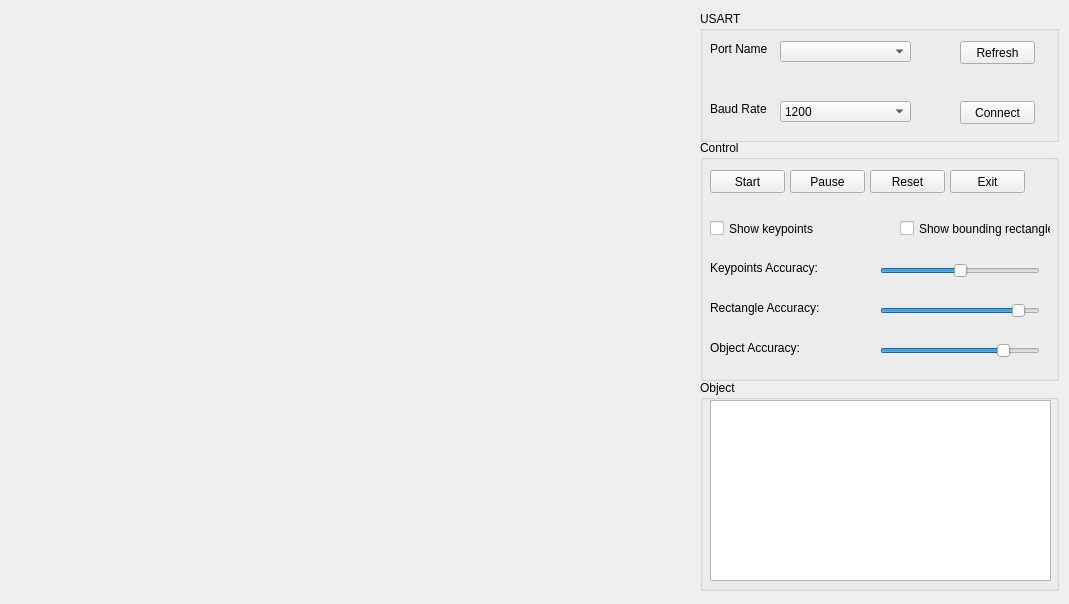
First picture: the form in GUI.ui, repository nnpdat/Object-Tracking-with-Optical-Flow-and-SURF, before the edit.
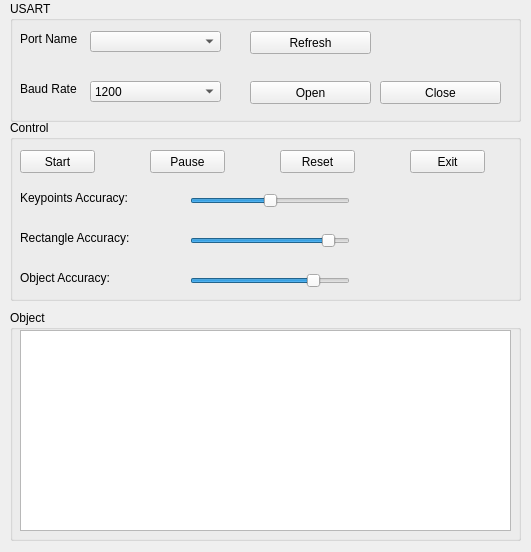
Second picture: the form after the edit.

Commit message: Update in dev branch

Patch:
```diff
--- a/GUI.ui
+++ b/GUI.ui
@@ -6,33 +6,20 @@
    <rect>
     <x>0</x>
     <y>0</y>
-    <width>1069</width>
-    <height>604</height>
+    <width>531</width>
+    <height>552</height>
    </rect>
   </property>
   <property name="windowTitle">
    <string>Form</string>
   </property>
-  <widget class="QLabel" name="label">
-   <property name="geometry">
-    <rect>
-     <x>30</x>
-     <y>10</y>
-     <width>651</width>
-     <height>581</height>
-    </rect>
-   </property>
-   <property name="text">
-    <string/>
-   </property>
-  </widget>
   <widget class="QGroupBox" name="groupBox">
    <property name="geometry">
     <rect>
-     <x>700</x>
-     <y>380</y>
-     <width>359</width>
-     <height>211</height>
+     <x>10</x>
+     <y>310</y>
+     <width>511</width>
+     <height>231</height>
     </rect>
    </property>
    <property name="title">
@@ -69,8 +56,8 @@
      <rect>
       <x>10</x>
       <y>20</y>
-      <width>341</width>
-      <height>181</height>
+      <width>491</width>
+      <height>201</height>
      </rect>
     </property>
    </widget>
@@ -78,10 +65,10 @@
   <widget class="QGroupBox" name="groupBox_2">
    <property name="geometry">
     <rect>
-     <x>700</x>
-     <y>140</y>
-     <width>359</width>
-     <height>241</height>
+     <x>10</x>
+     <y>120</y>
+     <width>511</width>
+     <height>181</height>
     </rect>
    </property>
    <property name="title">
@@ -103,7 +90,7 @@
    <widget class="QPushButton" name="Pause">
     <property name="geometry">
      <rect>
-      <x>90</x>
+      <x>140</x>
       <y>30</y>
       <width>75</width>
       <height>23</height>
@@ -116,7 +103,7 @@
    <widget class="QPushButton" name="Reset">
     <property name="geometry">
      <rect>
-      <x>170</x>
+      <x>270</x>
       <y>30</y>
       <width>75</width>
       <height>23</height>
@@ -129,7 +116,7 @@
    <widget class="QPushButton" name="Exit">
     <property name="geometry">
      <rect>
-      <x>250</x>
+      <x>400</x>
       <y>30</y>
       <width>75</width>
       <height>23</height>
@@ -139,37 +126,11 @@
      <string>Exit</string>
     </property>
    </widget>
-   <widget class="QCheckBox" name="show_keypoints">
-    <property name="geometry">
-     <rect>
-      <x>10</x>
-      <y>80</y>
-      <width>151</width>
-      <height>17</height>
-     </rect>
-    </property>
-    <property name="text">
-     <string>Show keypoints</string>
-    </property>
-   </widget>
-   <widget class="QCheckBox" name="show_bounding_rectangle">
-    <property name="geometry">
-     <rect>
-      <x>200</x>
-      <y>80</y>
-      <width>151</width>
-      <height>17</height>
-     </rect>
-    </property>
-    <property name="text">
-     <string>Show bounding rectangle</string>
-    </property>
-   </widget>
    <widget class="QSlider" name="keypoints_accuracy_slider">
     <property name="geometry">
      <rect>
       <x>180</x>
-      <y>120</y>
+      <y>70</y>
       <width>160</width>
       <height>22</height>
      </rect>
@@ -191,7 +152,7 @@
     <property name="geometry">
      <rect>
       <x>180</x>
-      <y>160</y>
+      <y>110</y>
       <width>160</width>
       <height>22</height>
      </rect>
@@ -210,7 +171,7 @@
     <property name="geometry">
      <rect>
       <x>180</x>
-      <y>200</y>
+      <y>150</y>
       <width>160</width>
       <height>22</height>
      </rect>
@@ -232,7 +193,7 @@
     <property name="geometry">
      <rect>
       <x>10</x>
-      <y>160</y>
+      <y>110</y>
       <width>141</width>
       <height>16</height>
      </rect>
@@ -245,7 +206,7 @@
     <property name="geometry">
      <rect>
       <x>10</x>
-      <y>200</y>
+      <y>150</y>
       <width>141</width>
       <height>16</height>
      </rect>
@@ -258,7 +219,7 @@
     <property name="geometry">
      <rect>
       <x>10</x>
-      <y>120</y>
+      <y>70</y>
       <width>141</width>
       <height>16</height>
      </rect>
@@ -271,10 +232,10 @@
   <widget class="QGroupBox" name="groupBox_3">
    <property name="geometry">
     <rect>
-     <x>700</x>
-     <y>11</y>
-     <width>359</width>
-     <height>131</height>
+     <x>10</x>
+     <y>1</y>
+     <width>511</width>
+     <height>121</height>
     </rect>
    </property>
    <property name="title">
@@ -284,7 +245,7 @@
     <property name="geometry">
      <rect>
       <x>10</x>
-      <y>90</y>
+      <y>80</y>
       <width>61</width>
       <height>16</height>
      </rect>
@@ -310,13 +271,13 @@
     <property name="geometry">
      <rect>
       <x>80</x>
-      <y>90</y>
+      <y>80</y>
       <width>131</width>
       <height>21</height>
      </rect>
     </property>
     <property name="currentText">
-     <string>115200</string>
+     <string>1200</string>
     </property>
     <item>
      <property name="text">
@@ -365,22 +326,22 @@
    <widget class="QPushButton" name="UartBtn">
     <property name="geometry">
      <rect>
-      <x>260</x>
-      <y>90</y>
-      <width>75</width>
+      <x>240</x>
+      <y>80</y>
+      <width>121</width>
       <height>23</height>
      </rect>
     </property>
     <property name="text">
-     <string>Connect</string>
+     <string>Open</string>
     </property>
    </widget>
    <widget class="QPushButton" name="Refresh">
     <property name="geometry">
      <rect>
-      <x>260</x>
+      <x>240</x>
       <y>30</y>
-      <width>75</width>
+      <width>121</width>
       <height>23</height>
      </rect>
     </property>
@@ -388,6 +349,19 @@
      <string>Refresh</string>
     </property>
    </widget>
+   <widget class="QPushButton" name="close_btn">
+    <property name="geometry">
+     <rect>
+      <x>370</x>
+      <y>80</y>
+      <width>121</width>
+      <height>23</height>
+     </rect>
+    </property>
+    <property name="text">
+     <string>Close</string>
+    </property>
+   </widget>
   </widget>
  </widget>
  <resources/>
```
Left out of the diff: 6 changed lines with no effect on the pictures. The commit also changes 2 other files.
